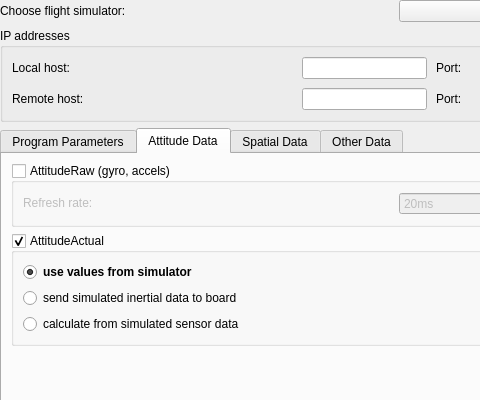
Qt form ground/openpilotgcs/src/plugins/hitl/hitloptionspage.ui (openpilot/OpenPilot) before a commit; both pictures show x 0 to 480 and y 0 to 400 of the 792 by 530 pixel window.
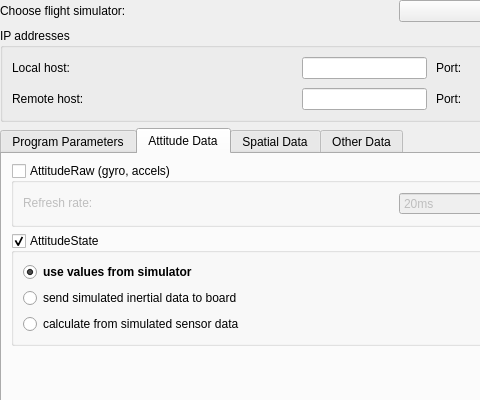
The same form after that commit. The open tabs and pages were chosen to show the change. Custom widgets are drawn as their Qt base class.

Commit message: Refaktored sensor and state UAVObjects consistently into XXYSensor and XXYState

Patch:
```diff
--- a/ground/openpilotgcs/src/plugins/hitl/hitloptionspage.ui
+++ b/ground/openpilotgcs/src/plugins/hitl/hitloptionspage.ui
@@ -515,7 +515,7 @@
             <bool>true</bool>
            </property>
            <property name="title">
-            <string>AttitudeActual</string>
+            <string>AttitudeState</string>
            </property>
            <property name="flat">
             <bool>true</bool>
```
Left out of the diff: 6 changed lines with no effect on the pictures. The commit also changes 86 other files.
